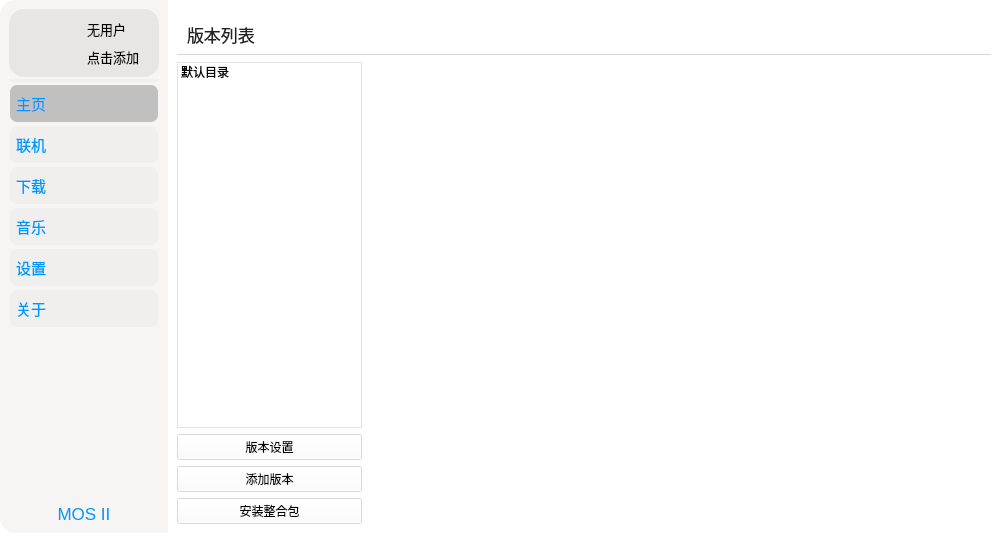
This is UI/MOS_UI.ui in David-xian66/Minecraft-Optimal-Starter_2 as Qt 5 draws it before an edit. The edited form follows.
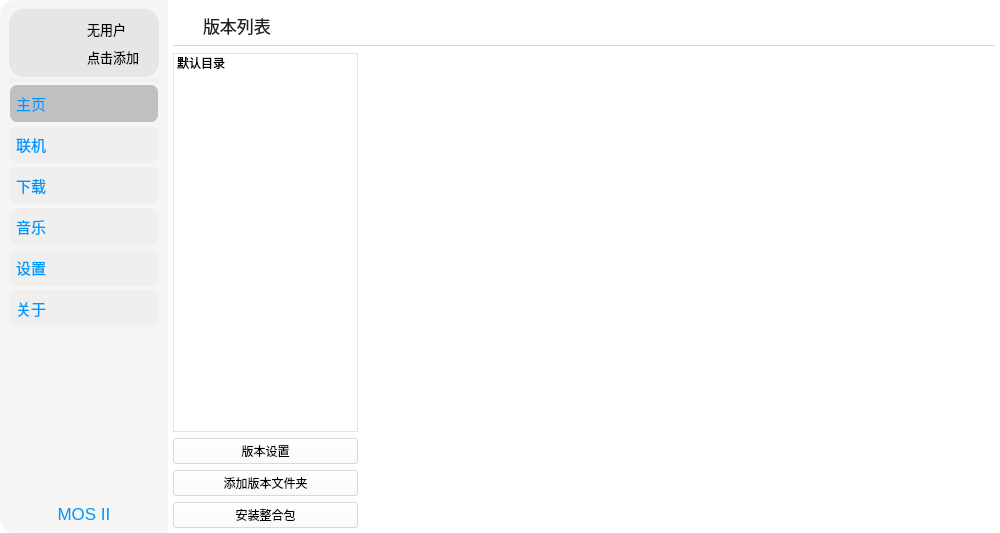
This is the edited form. The open tabs and pages were chosen to show the change. Icons and pictures are not drawn.

The edit to the form file:
```diff
--- a/UI/MOS_UI.ui
+++ b/UI/MOS_UI.ui
@@ -1444,7 +1444,35 @@
           <widget class="QWidget" name="page_11"/>
           <widget class="QWidget" name="page_12">
            <layout class="QGridLayout" name="gridLayout_33">
-            <item row="0" column="0" colspan="3">
+            <property name="leftMargin">
+             <number>5</number>
+            </property>
+            <property name="topMargin">
+             <number>0</number>
+            </property>
+            <property name="rightMargin">
+             <number>5</number>
+            </property>
+            <property name="bottomMargin">
+             <number>5</number>
+            </property>
+            <property name="horizontalSpacing">
+             <number>0</number>
+            </property>
+            <item row="1" column="3">
+             <spacer name="horizontalSpacer_40">
+              <property name="orientation">
+               <enum>Qt::Horizontal</enum>
+              </property>
+              <property name="sizeHint" stdset="0">
+               <size>
+                <width>40</width>
+                <height>20</height>
+               </size>
+              </property>
+             </spacer>
+            </item>
+            <item row="0" column="0" colspan="4">
              <spacer name="horizontalSpacer_20">
               <property name="orientation">
                <enum>Qt::Horizontal</enum>
@@ -1457,33 +1485,27 @@
               </property>
              </spacer>
             </item>
-            <item row="1" column="0" colspan="3">
-             <widget class="QLabel" name="label_24">
+            <item row="1" column="0">
+             <widget class="QPushButton" name="pushButton_35">
               <property name="styleSheet">
-               <string notr="true">border-style:none;color:rgb(33, 33, 33);font-size: 17px;background-color: rgba(255, 255, 255, 0);</string>
+               <string notr="true">width:30px;border-radius: 23px;background-color: rgba(255, 255, 255, 0);</string>
               </property>
               <property name="text">
-               <string>版本列表</string>
+               <string/>
               </property>
-              <property name="indent">
-               <number>10</number>
+              <property name="icon">
+               <iconset>
+                <normaloff>../picture/back.png</normaloff>../picture/back.png</iconset>
               </property>
-             </widget>
-            </item>
-            <item row="3" column="2">
-             <spacer name="verticalSpacer_14">
-              <property name="orientation">
-               <enum>Qt::Vertical</enum>
-              </property>
-              <property name="sizeHint" stdset="0">
+              <property name="iconSize">
                <size>
-                <width>0</width>
-                <height>40</height>
+                <width>35</width>
+                <height>28</height>
                </size>
               </property>
-             </spacer>
+             </widget>
             </item>
-            <item row="2" column="0" colspan="3">
+            <item row="2" column="0" colspan="4">
              <widget class="Line" name="line_11">
               <property name="styleSheet">
                <string notr="true">color:rgb(214, 214, 214)</string>
@@ -1499,7 +1521,38 @@
               </property>
              </widget>
             </item>
-            <item row="3" column="0" rowspan="2">
+            <item row="1" column="1">
+             <widget class="QLabel" name="label_24">
+              <property name="styleSheet">
+               <string notr="true">border-style:none;color:rgb(33, 33, 33);font-size: 17px;background-color: rgba(255, 255, 255, 0);</string>
+              </property>
+              <property name="text">
+               <string>版本列表</string>
+              </property>
+              <property name="indent">
+               <number>0</number>
+              </property>
+              <property name="openExternalLinks">
+               <bool>false</bool>
+              </property>
+             </widget>
+            </item>
+            <item row="3" column="0" colspan="4">
+             <widget class="QWidget" name="widget_20" native="true">
+              <layout class="QGridLayout" name="gridLayout_55">
+               <property name="leftMargin">
+                <number>0</number>
+               </property>
+               <property name="topMargin">
+                <number>0</number>
+               </property>
+               <property name="rightMargin">
+                <number>0</number>
+               </property>
+               <property name="bottomMargin">
+                <number>0</number>
+               </property>
+               <item row="0" column="0">
              <widget class="QWidget" name="widget_7" native="true">
               <property name="maximumSize">
                <size>
@@ -1539,7 +1592,11 @@
                <item>
                 <widget class="QPushButton" name="pushButton_36">
                  <property name="text">
-                  <string>添加版本</string>
+                     <string>添加版本文件夹</string>
+                    </property>
+                    <property name="icon">
+                     <iconset>
+                      <normaloff>../picture/folder_add.png</normaloff>../picture/folder_add.png</iconset>
                  </property>
                 </widget>
                </item>
@@ -1553,7 +1610,7 @@
               </layout>
              </widget>
             </item>
-            <item row="3" column="1" rowspan="2">
+               <item row="0" column="1">
              <widget class="QWidget" name="widget_6" native="true">
               <layout class="QGridLayout" name="gridLayout_52">
                <property name="leftMargin">
@@ -1718,6 +1775,18 @@
                  </widget>
                  <widget class="QWidget" name="page_23">
                   <layout class="QGridLayout" name="gridLayout_54">
+                      <property name="leftMargin">
+                       <number>0</number>
+                      </property>
+                      <property name="topMargin">
+                       <number>0</number>
+                      </property>
+                      <property name="rightMargin">
+                       <number>0</number>
+                      </property>
+                      <property name="bottomMargin">
+                       <number>0</number>
+                      </property>
                    <item row="0" column="0">
                     <widget class="QLabel" name="label_26">
                      <property name="text">
@@ -1746,6 +1815,9 @@
             </item>
            </layout>
           </widget>
+            </item>
+           </layout>
+          </widget>
           <widget class="QWidget" name="page_13">
            <property name="styleSheet">
             <string notr="true">QComboBox {
```
Left out of the diff: 734 changed lines with no effect on the pictures. Lines whose indentation alone changed are shown as unchanged.
